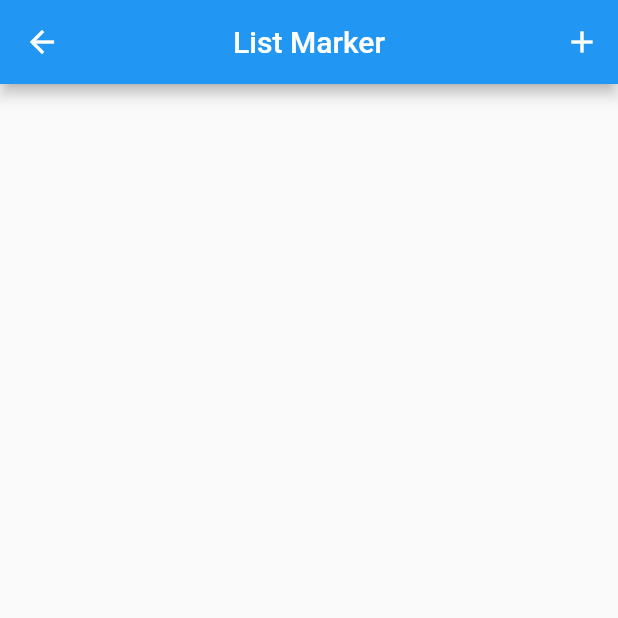
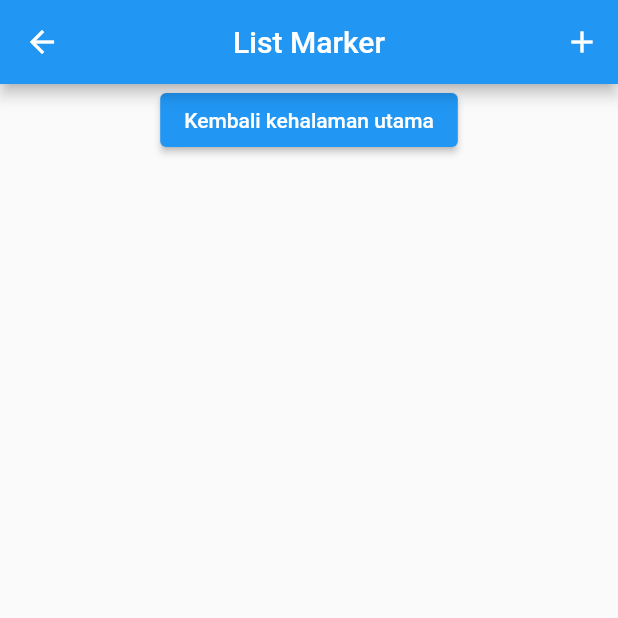
Before and after one commit to alfaisaldwi/BrandStoreMaps, a Flutter app: the AdminHome screen opened directly, after a tap on "Kelola Lokasi", on a phone screen of 412 x 824 dp, the top half of it. Run offline on Flutter 3.47's test engine with Material 2 defaults, Android fonts, the light colour scheme and no system bars; our stand-ins replace cloud_firestore, firebase_auth, firebase_core, google_maps_flutter; missing offline and left inert: raised_buttons; accounts and stored records are empty.

Commit message:
list marker, vallidation

```diff
--- a/lib/admin/admin_home.dart
+++ b/lib/admin/admin_home.dart
@@ -15,18 +15,22 @@ class _AdminHomeState extends State<AdminHome> {
   Widget build(BuildContext context) {
     return Scaffold(
       appBar: AppBar(
-        title: Text('Admin Home'),
+        automaticallyImplyLeading: false,
+        title: Text('Halaman Admin'),
         centerTitle: true,
       ),
       body: Container(
         color: Colors.white,
-        child: Column(children: [
-          Text('Haloo Admin'),
-          GestureDetector(
+        child: Container(
+          alignment: Alignment.center,
+          child: Column(mainAxisAlignment: MainAxisAlignment.center, children: [
+            ElevatedButton(
                 child: Text('Kelola Lokasi'),
-              onTap: () {
-                Navigator.push(context,
-                    MaterialPageRoute(builder: (context) => ListMarkerPage()));
+                onPressed: () {
+                  Navigator.push(
+                      context,
+                      MaterialPageRoute(
+                          builder: (context) => ListMarkerPage()));
                 }),
             ElevatedButton(
               child: Text('Logout'),
@@ -41,6 +45,7 @@ class _AdminHomeState extends State<AdminHome> {
             )
           ]),
         ),
+      ),
     );
   }
 }
--- a/lib/admin/halaman_list_marker.dart
+++ b/lib/admin/halaman_list_marker.dart
@@ -1,3 +1,4 @@
+import 'package:brand_maps/maps_page.dart';
 import 'package:cloud_firestore/cloud_firestore.dart';
 import 'package:firebase_auth/firebase_auth.dart';
 import 'package:flutter/material.dart';
@@ -26,7 +27,7 @@ class _ListMarkerPageState extends State<ListMarkerPage> {
   // Adding a product if no documentSnapshot is passed
   // If documentSnapshot != null then update an existing product
   Future<void> _createOrUpdate([DocumentSnapshot? documentSnapshot]) async {
-    final GeoPoint loc = documentSnapshot?['location'];
+    // final GeoPoint loc = documentSnapshot?['location'];
 
     String action = 'create';
     if (documentSnapshot != null) {
@@ -35,7 +36,7 @@ class _ListMarkerPageState extends State<ListMarkerPage> {
       typeC.text = documentSnapshot['type'];
       snippsetC.text = documentSnapshot['snippset'];
       // lattC.text = documentSnapshot[loc.latitude.toString];
-      longC.text = documentSnapshot[loc.longitude.toString()];
+      // longC.text = documentSnapshot[loc.longitude.toString()];
       // loc = documentSnapshot['location'];
     }
 
@@ -163,7 +164,19 @@ class _ListMarkerPageState extends State<ListMarkerPage> {
                 }),
           ],
         ),
-        body: StreamBuilder(
+        body: Column(
+          children: [
+            ElevatedButton(
+              child: Text('Kembali kehalaman utama'),
+              onPressed: () => Navigator.of(context).pushReplacement(
+                  MaterialPageRoute(
+                      builder: (context) => GoogleMapPage(),
+                      maintainState: true)),
+            ),
+            SizedBox(
+              height: 15,
+            ),
+            StreamBuilder(
               stream: _fireStore.snapshots(),
               builder: (context, AsyncSnapshot<QuerySnapshot> snapshot) {
                 if (!snapshot.hasData) {
@@ -175,7 +188,8 @@ class _ListMarkerPageState extends State<ListMarkerPage> {
                   shrinkWrap: true,
                   itemCount: snapshot.data!.docs.length,
                   itemBuilder: (context, index) {
-                final DocumentSnapshot document = snapshot.data!.docs[index];
+                    final DocumentSnapshot document =
+                        snapshot.data!.docs[index];
 
                     return Column(
                       children: [
@@ -183,11 +197,11 @@ class _ListMarkerPageState extends State<ListMarkerPage> {
                           height: 10,
                         ),
                         ListTile(
-                      contentPadding:
-                          EdgeInsets.symmetric(horizontal: 20.0, vertical: 5.0),
+                          contentPadding: EdgeInsets.symmetric(
+                              horizontal: 20.0, vertical: 5.0),
                           leading: const Icon(Icons.store_mall_directory),
-                      title:
-                          Text('${document['type']} - ${document['titleT']}'),
+                          title: Text(
+                              '${document['type']} - ${document['titleT']}'),
                           subtitle: Text(
                               '${document['snippset']} | LattLing : ${document['location'].latitude} - ${document['location'].longitude}'),
                           trailing: SizedBox(
@@ -201,7 +215,8 @@ class _ListMarkerPageState extends State<ListMarkerPage> {
                                 // This icon button is used to delete a single product
                                 IconButton(
                                     icon: const Icon(Icons.delete),
-                                onPressed: () => _deleteProduct(document.id)),
+                                    onPressed: () =>
+                                        _deleteProduct(document.id)),
                               ],
                             ),
                           ),
@@ -214,6 +229,8 @@ class _ListMarkerPageState extends State<ListMarkerPage> {
                   },
                 );
               },
+            ),
+          ],
         ));
   }
 }
--- a/pubspec.yaml
+++ b/pubspec.yaml
@@ -23,3 +23,5 @@ dev_dependencies:
 
 flutter:
   uses-material-design: true
+  assets:
+         - assets/image/
```
Also changed, not shown: lib/admin/validasi.dart (added, +12 -0 lines), lib/login.dart (+7 -19 lines), lib/maps_page.dart (+48 -1 lines), lib/tentang.dart (+18 -11 lines), assets/image/brand.png (added), assets/image/toko.png (added), assets/image/tokoqw.png (added). Lines whose indentation alone changed are shown as unchanged.
